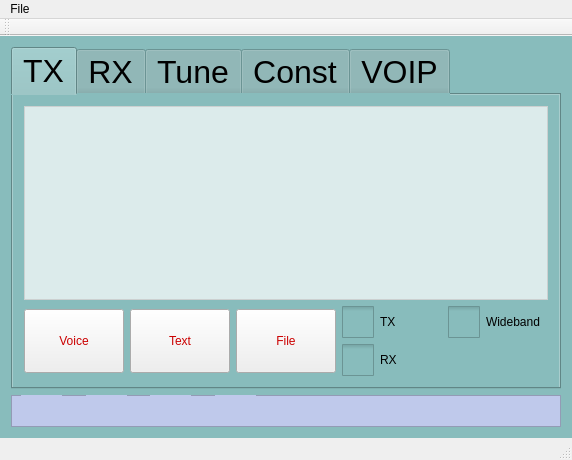
Old version of the form mainwindow.ui in the repository qradiolink/qradiolink.
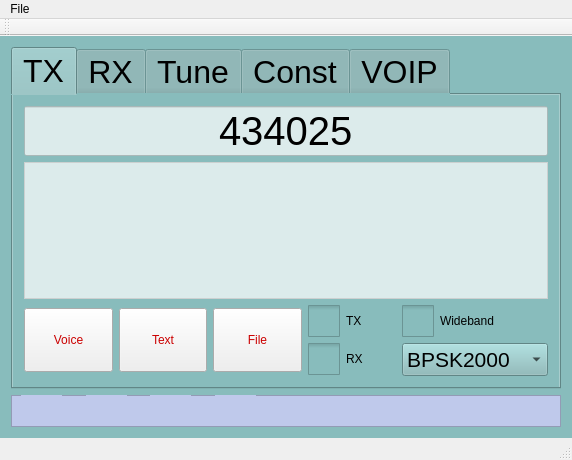
New version of the form. Icons and pictures are not drawn.

```diff
--- a/mainwindow.ui
+++ b/mainwindow.ui
@@ -90,7 +90,33 @@
           <string>TX</string>
          </attribute>
          <layout class="QGridLayout" name="gridLayout">
-          <item row="0" column="0" colspan="5">
+          <item row="2" column="3">
+           <widget class="QCheckBox" name="checkBoxTX">
+            <property name="styleSheet">
+             <string notr="true">QCheckBox::indicator {
+     width: 32px;
+     height: 32px;
+}</string>
+            </property>
+            <property name="text">
+             <string>TX</string>
+            </property>
+           </widget>
+          </item>
+          <item row="3" column="3">
+           <widget class="QCheckBox" name="checkBoxRX">
+            <property name="styleSheet">
+             <string notr="true">QCheckBox::indicator {
+     width: 32px;
+     height: 32px;
+}</string>
+            </property>
+            <property name="text">
+             <string>RX</string>
+            </property>
+           </widget>
+          </item>
+          <item row="1" column="0" colspan="5">
            <widget class="QPlainTextEdit" name="sendTextEdit">
             <property name="font">
              <font>
@@ -109,26 +135,7 @@
             </property>
            </widget>
           </item>
-          <item row="1" column="0" rowspan="2">
-           <widget class="QPushButton" name="buttonTransmit">
-            <property name="minimumSize">
-             <size>
-              <width>0</width>
-              <height>64</height>
-             </size>
-            </property>
-            <property name="styleSheet">
-             <string notr="true">font: 14pt &quot;Sans Serif&quot;;
-color: rgb(203, 0, 0);
-background: none;
-</string>
-            </property>
-            <property name="text">
-             <string>Voice</string>
-            </property>
-           </widget>
-          </item>
-          <item row="1" column="1" rowspan="2">
+          <item row="2" column="1" rowspan="2">
            <widget class="QPushButton" name="sendTextButton">
             <property name="minimumSize">
              <size>
@@ -148,7 +155,26 @@
             </property>
            </widget>
           </item>
-          <item row="1" column="2" rowspan="2">
+          <item row="2" column="0" rowspan="2">
+           <widget class="QPushButton" name="buttonTransmit">
+            <property name="minimumSize">
+             <size>
+              <width>0</width>
+              <height>64</height>
+             </size>
+            </property>
+            <property name="styleSheet">
+             <string notr="true">font: 14pt &quot;Sans Serif&quot;;
+color: rgb(203, 0, 0);
+background: none;
+</string>
+            </property>
+            <property name="text">
+             <string>Voice</string>
+            </property>
+           </widget>
+          </item>
+          <item row="2" column="2" rowspan="2">
            <widget class="QPushButton" name="chooseFileButton">
             <property name="minimumSize">
              <size>
@@ -167,20 +193,7 @@
             </property>
            </widget>
           </item>
-          <item row="1" column="3">
-           <widget class="QCheckBox" name="checkBoxTX">
-            <property name="styleSheet">
-             <string notr="true">QCheckBox::indicator {
-     width: 32px;
-     height: 32px;
-}</string>
-            </property>
-            <property name="text">
-             <string>TX</string>
-            </property>
-           </widget>
-          </item>
-          <item row="1" column="4">
+          <item row="2" column="4">
            <widget class="QCheckBox" name="checkBoxWideband">
             <property name="styleSheet">
              <string notr="true">QCheckBox::indicator {
@@ -193,17 +206,52 @@
             </property>
            </widget>
           </item>
-          <item row="2" column="3">
-           <widget class="QCheckBox" name="checkBoxRX">
+          <item row="0" column="0" colspan="5">
+           <widget class="QLineEdit" name="frequencyEdit">
+            <property name="minimumSize">
+             <size>
+              <width>0</width>
+              <height>50</height>
+             </size>
+            </property>
+            <property name="font">
+             <font>
+              <pointsize>30</pointsize>
+             </font>
+            </property>
             <property name="styleSheet">
-             <string notr="true">QCheckBox::indicator {
-     width: 32px;
-     height: 32px;
-}</string>
+             <string notr="true">background-color: rgba(255, 255, 255, 180);</string>
             </property>
             <property name="text">
-             <string>RX</string>
+             <string>434025</string>
             </property>
+            <property name="alignment">
+             <set>Qt::AlignCenter</set>
+            </property>
+           </widget>
+          </item>
+          <item row="3" column="4">
+           <widget class="QComboBox" name="comboBox">
+            <property name="font">
+             <font>
+              <pointsize>16</pointsize>
+             </font>
+            </property>
+            <item>
+             <property name="text">
+              <string>BPSK2000</string>
+             </property>
+            </item>
+            <item>
+             <property name="text">
+              <string>QPSK20000</string>
+             </property>
+            </item>
+            <item>
+             <property name="text">
+              <string>4FSK20000</string>
+             </property>
+            </item>
            </widget>
           </item>
          </layout>
```
